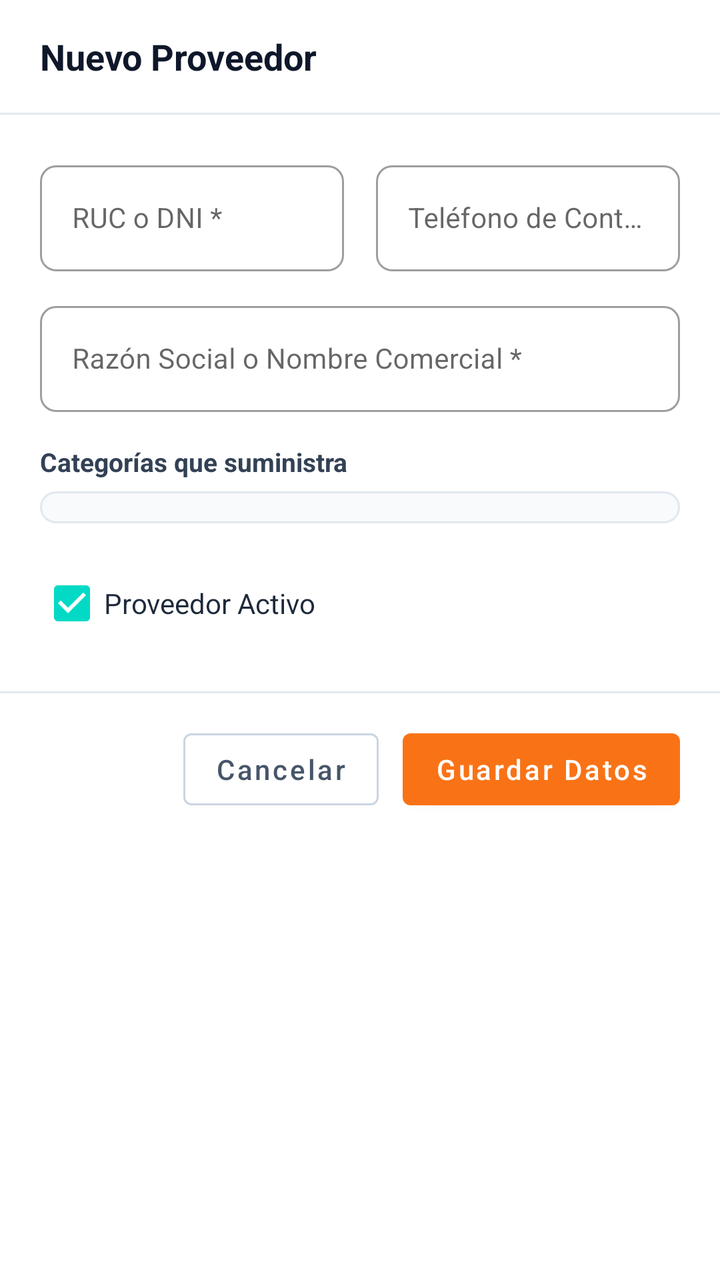
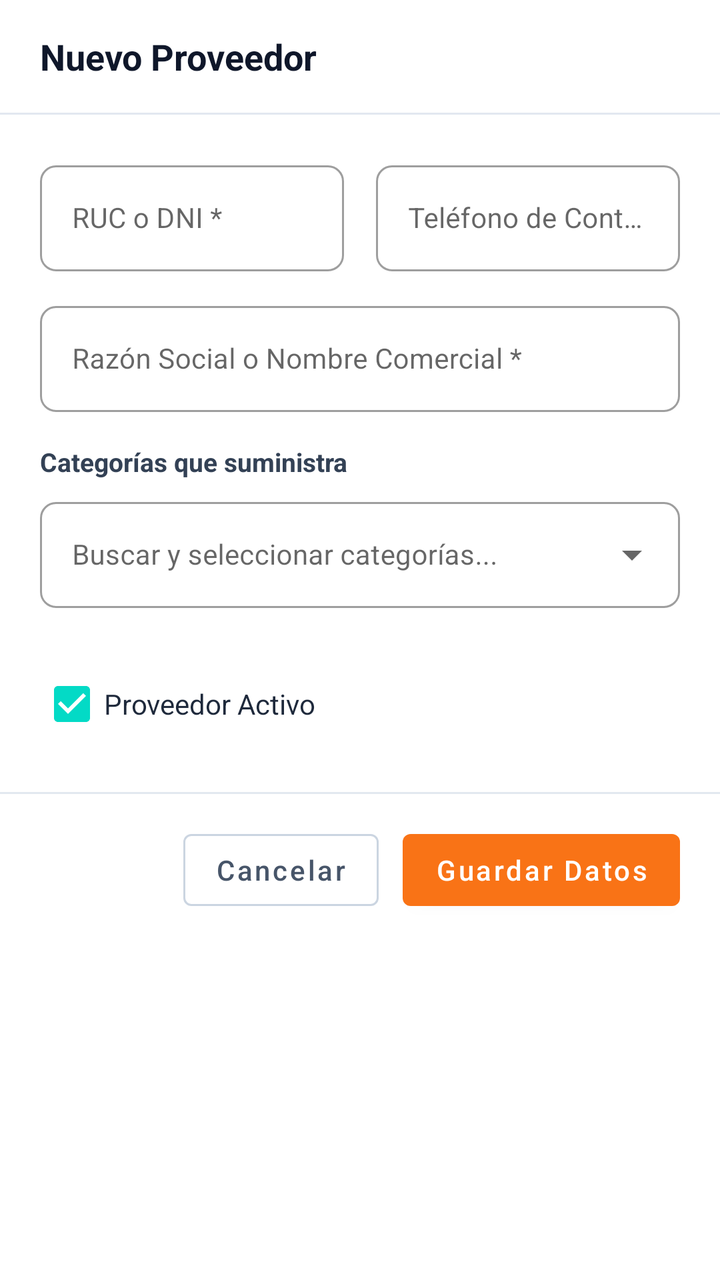

Screens rendered from an Android XML layout before and after an edit, with the pre-edit source and the edit as a unified diff.
<!-- AndroidManifest.xml: application theme Theme.MaterialComponents.Light.NoActionBar -->
<!-- res/layout/dialog_proveedor.xml -->
<?xml version="1.0" encoding="utf-8"?>
<ScrollView xmlns:android="http://schemas.android.com/apk/res/android"
    xmlns:app="http://schemas.android.com/apk/res-auto"
    android:layout_width="match_parent"
    android:layout_height="wrap_content"
    android:background="@android:color/transparent">

    <LinearLayout
        android:layout_width="match_parent"
        android:layout_height="wrap_content"
        android:orientation="vertical">

        
        <LinearLayout
            android:layout_width="match_parent"
            android:layout_height="wrap_content"
            android:gravity="center_vertical"
            android:orientation="horizontal"
            android:paddingHorizontal="20dp"
            android:paddingVertical="16dp">

            <TextView
                android:id="@+id/tvDialogTitulo"
                android:layout_width="0dp"
                android:layout_height="wrap_content"
                android:layout_weight="1"
                android:text="Nuevo Proveedor"
                android:textColor="#0F172A"
                android:textSize="18sp"
                android:textStyle="bold" />
        </LinearLayout>

        <View
            android:layout_width="match_parent"
            android:layout_height="1dp"
            android:background="#E2E8F0" />

        
        <LinearLayout
            android:layout_width="match_parent"
            android:layout_height="wrap_content"
            android:orientation="vertical"
            android:padding="20dp">

            
            <LinearLayout
                android:layout_width="match_parent"
                android:layout_height="wrap_content"
                android:orientation="horizontal">

                <com.google.android.material.textfield.TextInputLayout
                    style="@style/Widget.MaterialComponents.TextInputLayout.OutlinedBox"
                    android:layout_width="0dp"
                    android:layout_height="wrap_content"
                    android:layout_weight="1"
                    android:layout_marginEnd="8dp"
                    app:boxCornerRadiusBottomEnd="8dp"
                    app:boxCornerRadiusBottomStart="8dp"
                    app:boxCornerRadiusTopEnd="8dp"
                    app:boxCornerRadiusTopStart="8dp"
                    android:hint="RUC o DNI *">

                    <com.google.android.material.textfield.TextInputEditText
                        android:id="@+id/etRuc"
                        android:layout_width="match_parent"
                        android:layout_height="wrap_content"
                        android:inputType="number"
                        android:textSize="14sp" />
                </com.google.android.material.textfield.TextInputLayout>

                <com.google.android.material.textfield.TextInputLayout
                    style="@style/Widget.MaterialComponents.TextInputLayout.OutlinedBox"
                    android:layout_width="0dp"
                    android:layout_height="wrap_content"
                    android:layout_weight="1"
                    android:layout_marginStart="8dp"
                    app:boxCornerRadiusBottomEnd="8dp"
                    app:boxCornerRadiusBottomStart="8dp"
                    app:boxCornerRadiusTopEnd="8dp"
                    app:boxCornerRadiusTopStart="8dp"
                    android:hint="Teléfono de Contacto">

                    <com.google.android.material.textfield.TextInputEditText
                        android:id="@+id/etTelefono"
                        android:layout_width="match_parent"
                        android:layout_height="wrap_content"
                        android:inputType="phone"
                        android:textSize="14sp" />
                </com.google.android.material.textfield.TextInputLayout>
            </LinearLayout>

            
            <com.google.android.material.textfield.TextInputLayout
                style="@style/Widget.MaterialComponents.TextInputLayout.OutlinedBox"
                android:layout_width="match_parent"
                android:layout_height="wrap_content"
                android:layout_marginTop="12dp"
                app:boxCornerRadiusBottomEnd="8dp"
                app:boxCornerRadiusBottomStart="8dp"
                app:boxCornerRadiusTopEnd="8dp"
                app:boxCornerRadiusTopStart="8dp"
                android:hint="Razón Social o Nombre Comercial *">

                <com.google.android.material.textfield.TextInputEditText
                    android:id="@+id/etRazonSocial"
                    android:layout_width="match_parent"
                    android:layout_height="wrap_content"
                    android:inputType="textCapWords"
                    android:textSize="14sp" />
            </com.google.android.material.textfield.TextInputLayout>

            
            <TextView
                android:layout_width="wrap_content"
                android:layout_height="wrap_content"
                android:layout_marginTop="16dp"
                android:text="Categorías que suministra"
                android:textColor="#334155"
                android:textSize="13sp"
                android:textStyle="bold" />

            
            <FrameLayout
                android:layout_width="match_parent"
                android:layout_height="wrap_content"
                android:layout_marginTop="6dp"
                android:background="@drawable/bg_campo_entrada"
                android:padding="8dp">

                <com.google.android.material.chip.ChipGroup
                    android:id="@+id/chipGroupCategoriasDialog"
                    android:layout_width="match_parent"
                    android:layout_height="wrap_content"
                    app:chipSpacingHorizontal="6dp"
                    app:chipSpacingVertical="4dp" />
            </FrameLayout>

            
            <com.google.android.material.checkbox.MaterialCheckBox
                android:id="@+id/cbActivo"
                android:layout_width="wrap_content"
                android:layout_height="wrap_content"
                android:layout_marginTop="16dp"
                android:checked="true"
                android:text="Proveedor Activo"
                android:textColor="#1E293B" />

        </LinearLayout>

        <View
            android:layout_width="match_parent"
            android:layout_height="1dp"
            android:background="#E2E8F0" />

        
        <LinearLayout
            android:layout_width="match_parent"
            android:layout_height="wrap_content"
            android:gravity="end"
            android:orientation="horizontal"
            android:paddingHorizontal="20dp"
            android:paddingVertical="14dp">

            <com.google.android.material.button.MaterialButton
                android:id="@+id/btnCancelar"
                style="@style/Widget.MaterialComponents.Button.OutlinedButton"
                android:layout_width="wrap_content"
                android:layout_height="wrap_content"
                android:text="Cancelar"
                android:textAllCaps="false"
                android:textColor="#475569"
                app:strokeColor="#CBD5E1" />

            <com.google.android.material.button.MaterialButton
                android:id="@+id/btnGuardar"
                android:layout_width="wrap_content"
                android:layout_height="wrap_content"
                android:layout_marginStart="12dp"
                android:text="Guardar Datos"
                android:textAllCaps="false"
                app:backgroundTint="#F97316" />
        </LinearLayout>

    </LinearLayout>
</ScrollView>
<!-- resources referenced by this layout -->
<resources>
  <!-- drawable bg_campo_entrada (drawable) -->
  <?xml version="1.0" encoding="utf-8"?>
  <shape xmlns:android="http://schemas.android.com/apk/res/android">
      <solid android:color="#F8FAFC" /> 
      <stroke
          android:width="1dp"
          android:color="@color/input_stroke" />
      <corners android:radius="12dp" />
  </shape>
  <color name="input_stroke">#E2E8F0</color>
</resources>

<!-- the commit's change to res/layout/dialog_proveedor.xml (unified diff, before → after) -->
@@ -120,20 +120,33 @@
                 android:textStyle="bold" />
 
             
-            <FrameLayout
+            <com.google.android.material.textfield.TextInputLayout
+                style="@style/Widget.MaterialComponents.TextInputLayout.OutlinedBox.ExposedDropdownMenu"
                 android:layout_width="match_parent"
                 android:layout_height="wrap_content"
                 android:layout_marginTop="6dp"
-                android:background="@drawable/bg_campo_entrada"
-                android:padding="8dp">
+                app:boxCornerRadiusBottomEnd="8dp"
+                app:boxCornerRadiusBottomStart="8dp"
+                app:boxCornerRadiusTopEnd="8dp"
+                app:boxCornerRadiusTopStart="8dp"
+                android:hint="Buscar y seleccionar categorías...">
 
-                <com.google.android.material.chip.ChipGroup
-                    android:id="@+id/chipGroupCategoriasDialog"
+                <AutoCompleteTextView
+                    android:id="@+id/spinnerBuscarCategoria"
                     android:layout_width="match_parent"
                     android:layout_height="wrap_content"
-                    app:chipSpacingHorizontal="6dp"
-                    app:chipSpacingVertical="4dp" />
-            </FrameLayout>
+                    android:inputType="text"
+                    android:textSize="14sp" />
+            </com.google.android.material.textfield.TextInputLayout>
+
+            
+            <com.google.android.material.chip.ChipGroup
+                android:id="@+id/chipGroupCategoriasDialog"
+                android:layout_width="match_parent"
+                android:layout_height="wrap_content"
+                android:layout_marginTop="8dp"
+                app:chipSpacingHorizontal="6dp"
+                app:chipSpacingVertical="4dp" />
 
             
             <com.google.android.material.checkbox.MaterialCheckBox
<!-- resource entries referenced after the edit -->
@@ -1,14 +1,5 @@
 <!-- resources referenced by this layout -->
 <resources>
-  <!-- drawable bg_campo_entrada (drawable) -->
-  <?xml version="1.0" encoding="utf-8"?>
-  <shape xmlns:android="http://schemas.android.com/apk/res/android">
-      <solid android:color="#F8FAFC" /> 
-      <stroke
-          android:width="1dp"
-          android:color="@color/input_stroke" />
-      <corners android:radius="12dp" />
-  </shape>
-  <color name="input_stroke">#E2E8F0</color>
+
 </resources>
 
